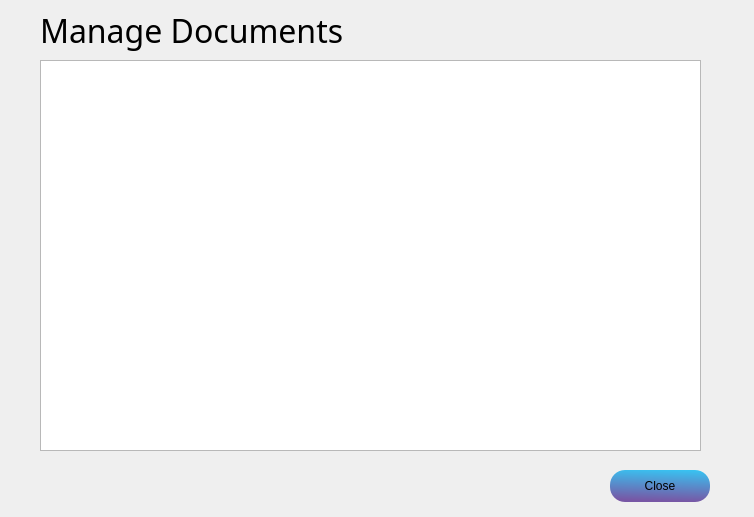
Qt form MyCovidRecord/managedocuments.ui (gagabon501/cs106-2) before a commit.
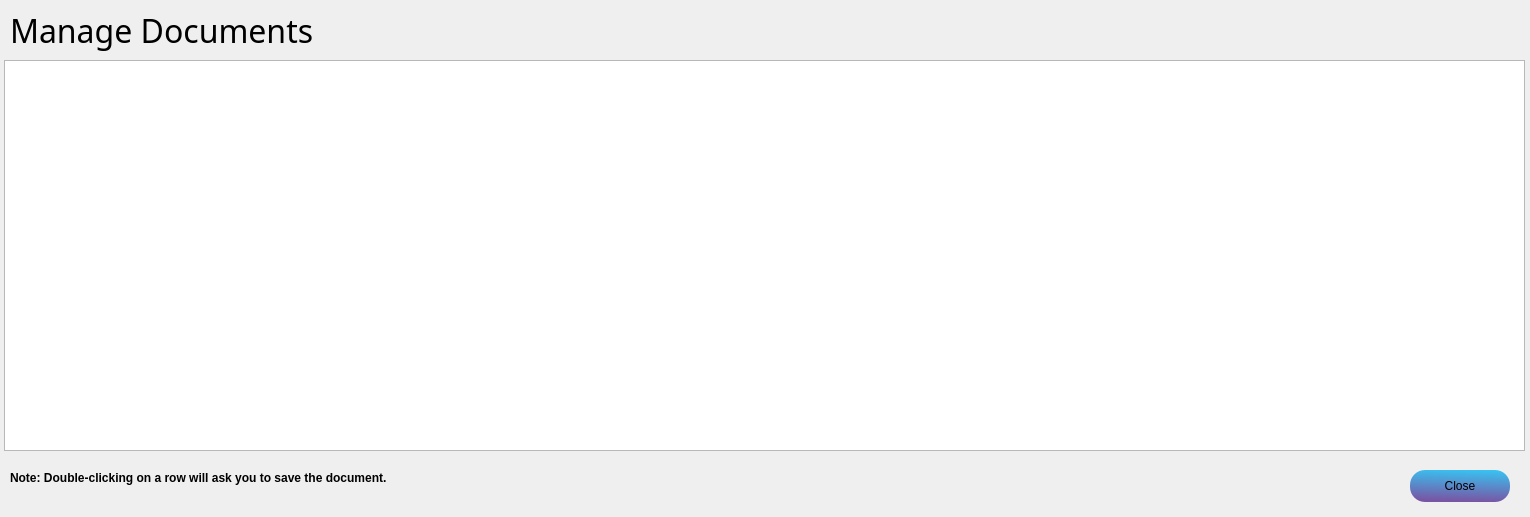
The same form after that commit.

What changed in the file:
```diff
--- a/MyCovidRecord/managedocuments.ui
+++ b/MyCovidRecord/managedocuments.ui
@@ -6,7 +6,7 @@
    <rect>
     <x>0</x>
     <y>0</y>
-    <width>754</width>
+    <width>1530</width>
     <height>517</height>
    </rect>
   </property>
@@ -26,7 +26,7 @@
    <widget class="QPushButton" name="updatUser">
     <property name="geometry">
      <rect>
-      <x>610</x>
+      <x>1410</x>
       <y>470</y>
       <width>100</width>
       <height>32</height>
@@ -43,7 +43,7 @@
    <widget class="QLabel" name="label">
     <property name="geometry">
      <rect>
-      <x>40</x>
+      <x>10</x>
       <y>10</y>
       <width>401</width>
       <height>41</height>
@@ -62,13 +62,31 @@
    <widget class="QTableView" name="tableView">
     <property name="geometry">
      <rect>
-      <x>40</x>
+      <x>4</x>
       <y>60</y>
-      <width>661</width>
+      <width>1521</width>
       <height>391</height>
      </rect>
     </property>
    </widget>
+   <widget class="QLabel" name="label_2">
+    <property name="geometry">
+     <rect>
+      <x>10</x>
+      <y>470</y>
+      <width>691</width>
+      <height>16</height>
+     </rect>
+    </property>
+    <property name="font">
+     <font>
+      <bold>true</bold>
+     </font>
+    </property>
+    <property name="text">
+     <string>Note: Double-clicking on a row will ask you to save the document.</string>
+    </property>
+   </widget>
   </widget>
  </widget>
  <resources/>
```
Left out of the diff: 2 changed lines with no effect on the pictures.
